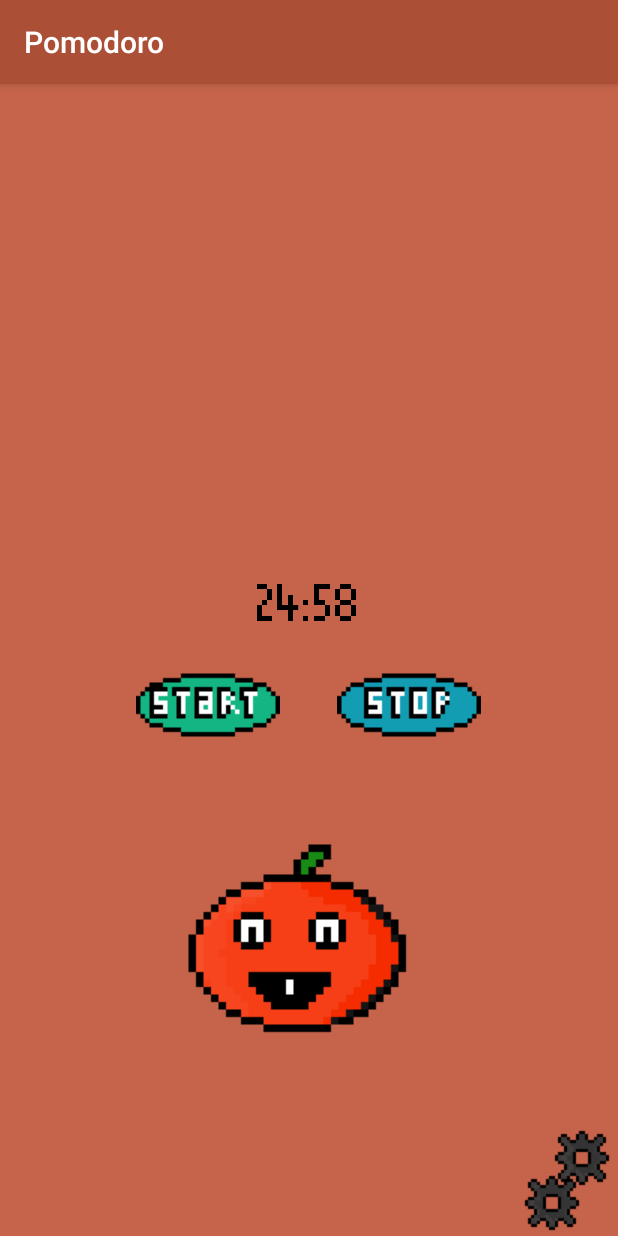
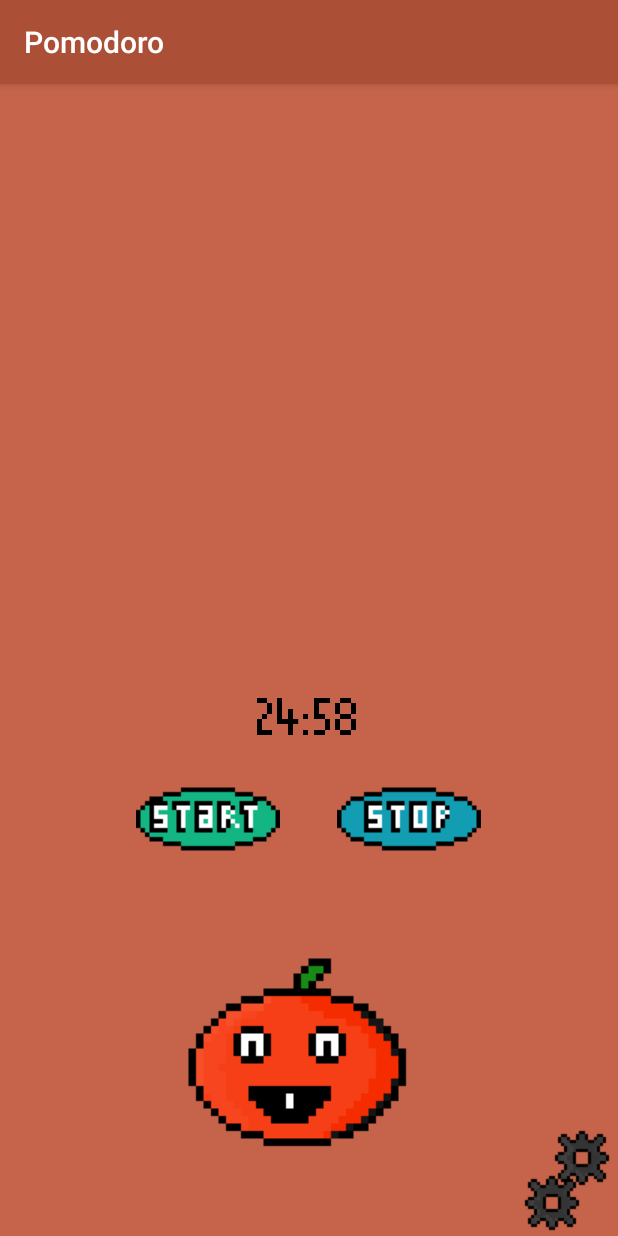
Before and after one commit to redbluex/PomodoroMaster, an Android app: the screen it shows after launch (MainActivity), after a tap on an icon or button, on a phone screen of 412 x 824 dp. Run offline under Robolectric (Android 15) with nearby library versions, the phone set to English and light mode, and no system bars.

```diff
--- a/app/src/main/java/com/example/rob/pomodoro/MainActivity.java
+++ b/app/src/main/java/com/example/rob/pomodoro/MainActivity.java
@@ -29,7 +29,6 @@
     String tekstRamka;
     private CountDownTimer yourCountDownTimer;
     private int kolejka=1;
-    private int maxKolejka = 10;
     final int mainfinal = ustawienia.getMainTime();
     final int shortfinal = ustawienia.getShortBreak();
     final int longfinal = ustawienia.getLongBreak();
@@ -64,7 +63,7 @@
             @Override
             public void onClick(final View v){
 
-                yourCountDownTimer = new CountDownTimer((ustawienia.getMainTime()*60000*maxKolejka), 1000){
+                yourCountDownTimer = new CountDownTimer(86400000, 1000){
                     public void onTick(long millisOnFinished){
                         if(minutes==0 && seconds==0){
                             if(kolejka%2!=0 && kolejka%4!=0){
@@ -101,7 +100,7 @@
 
                     @Override
                     public void onFinish() {
-                        label.setText("Koniec czasu");
+                        label.setText("You studied 24 hours. You need sleep.");
                     }
                 }.start();
                 click.setEnabled(false);
--- a/app/src/main/res/layout/activity_main.xml
+++ b/app/src/main/res/layout/activity_main.xml
@@ -54,8 +54,7 @@
         android:text=":"
         android:textColor="@color/blackColor"
         android:textSize="36sp"
-        android:layout_alignBaseline="@+id/textMinutes"
-        android:layout_alignBottom="@+id/textMinutes"
+        android:layout_above="@+id/button"
         android:layout_centerHorizontal="true" />
 
     <TextView
@@ -66,7 +65,8 @@
         android:text="00"
         android:textColor="@color/blackColor"
         android:textSize="36sp"
-        android:layout_above="@+id/button2"
+        android:layout_alignBaseline="@+id/textView4"
+        android:layout_alignBottom="@+id/textView4"
         android:layout_toRightOf="@+id/textView4"
         android:layout_toEndOf="@+id/textView4" />
 
@@ -86,7 +86,7 @@
         android:layout_width="wrap_content"
         android:layout_height="wrap_content"
         app:srcCompat="@drawable/littlepomidorbig"
-        android:layout_above="@+id/imageButton6"
+        android:layout_alignParentBottom="true"
         android:layout_centerHorizontal="true" />
 
 
```
Also changed, not shown: app/src/main/java/com/example/rob/pomodoro/Settings.java (+19 -0 lines).
